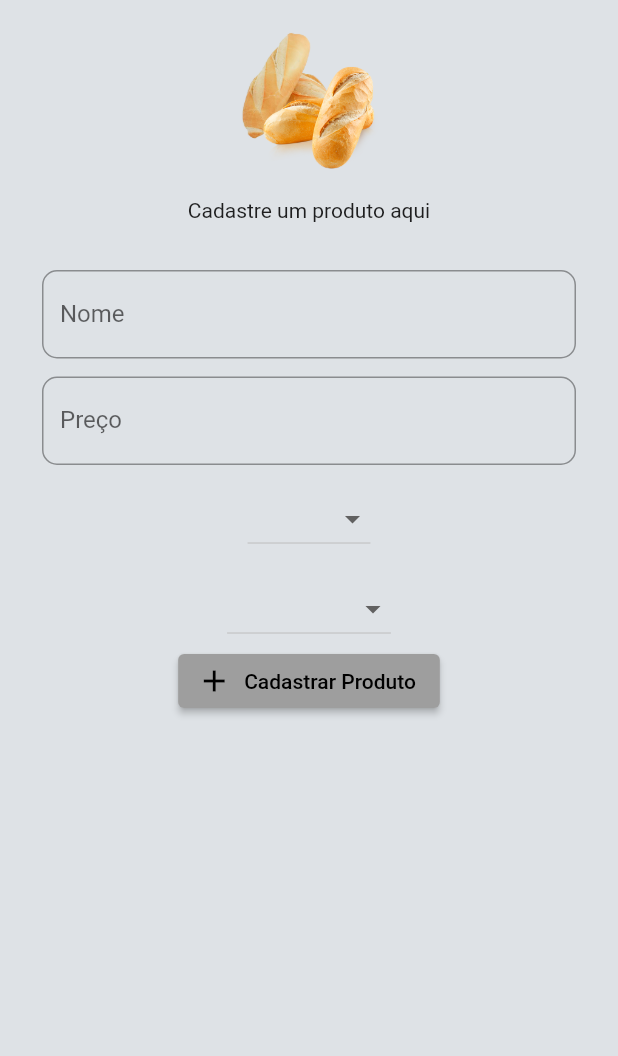
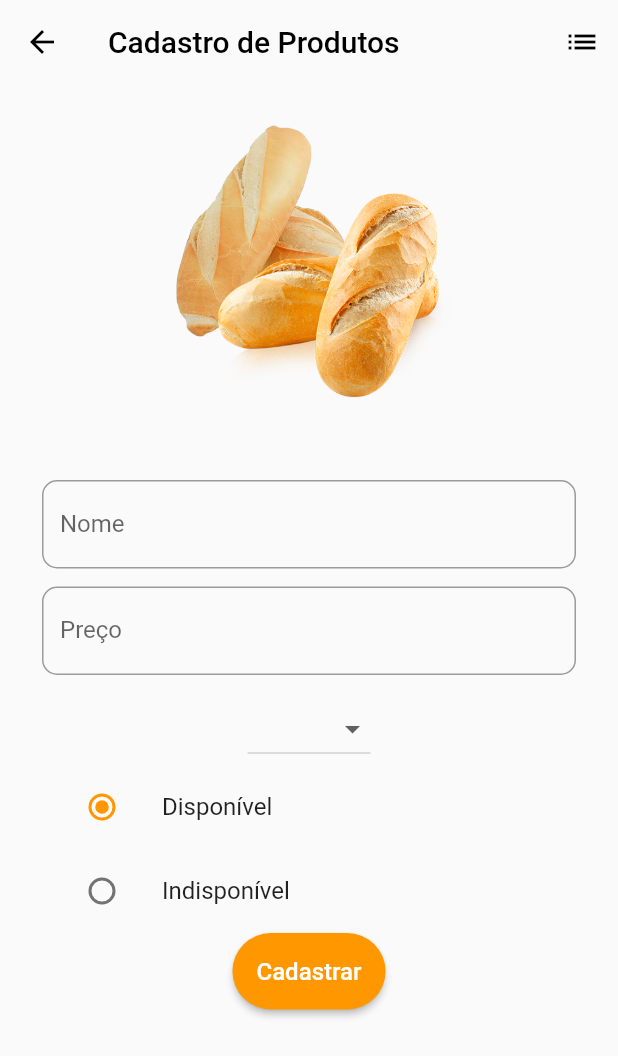
Before and after one commit to Gs1lver/CRUD_Flutter, a Flutter app: the CadastroPage screen opened by its route, on a phone screen of 412 x 824 dp. Shown: the top 1056 px of the screen. Run offline on Flutter 3.47's test engine with Material 2 defaults, Android fonts, the phone set to English and light mode, and no system bars.

Commit message:
design alterado, navbar xoxa e adicionando metodos

```diff
--- a/lib/main.dart
+++ b/lib/main.dart
@@ -17,7 +17,7 @@ class MyApp extends StatelessWidget {
       debugShowCheckedModeBanner: false,
       title: 'Flutter Demo',
       theme: ThemeData(
-        primarySwatch: Colors.grey,
+        primarySwatch: Colors.orange,
       ),
       routes: {
         "/": (context) => const HomePage(),
--- a/lib/model/produto.dart
+++ b/lib/model/produto.dart
@@ -1,22 +1,22 @@
 enum Type{
-  Pao,
-  Doce,
-  Salgado,
-  Bebida,
-  Outro
+  pao,
+  doce,
+  salgado,
+  bebida,
+  outro
 }
 
 class Produto{
   String name;
-  int price;
+  double price;
   bool isAvailable;
   List<Type> types;
 
   String get getName => name;
   set Name(String name) => this.name = name;
 
-  int get getPrice => price;
-  set setprice(int price) => this.price = price;
+  double get getPrice => price;
+  set setprice(double price) => this.price = price;
 
   bool get getIsAvailable => isAvailable;
   set setisAvailable(bool isAvailable) => this.isAvailable = isAvailable;
--- a/lib/pages/cadastro.dart
+++ b/lib/pages/cadastro.dart
@@ -1,3 +1,4 @@
+import 'package:crud_padaria/widgets/radioAvailable.dart';
 import 'package:flutter/material.dart';
 
 class CadastroPage extends StatefulWidget {
@@ -7,19 +8,7 @@ class CadastroPage extends StatefulWidget {
   State<CadastroPage> createState() => _CadastroPageState();
 }
 
-/*List<DropdownMenuItem<String>> get dropdownItems{
-  List<DropdownMenuItem<String>> menuItems = [
-    DropdownMenuItem(child: Text("Pão"),value: "Pao"),
-    DropdownMenuItem(child: Text("Salgado"),value: "Salgado"),
-    DropdownMenuItem(child: Text("Doce"),value: "Doce"),
-    DropdownMenuItem(child: Text("Bebida"),value: "Bebida"),
-    DropdownMenuItem(child: Text("Outro"),value: "Outro"),
-  ];
-  return menuItems;
-}*/
-
 class _CadastroPageState extends State<CadastroPage> {
-
   final TextEditingController _nameController = TextEditingController();
   final TextEditingController _priceController = TextEditingController();
   final GlobalKey<FormState> _formKey = GlobalKey<FormState>();
@@ -32,25 +21,35 @@ class _CadastroPageState extends State<CadastroPage> {
   @override
   Widget build(BuildContext context) {
     return Scaffold(
-      backgroundColor: Color.fromARGB(255, 222, 226, 230),
+      appBar: AppBar(
+          title: const Text("Cadastro de Produtos"),
+          elevation: 0,
+          backgroundColor: Colors.transparent,
+          actions: [
+            IconButton(
+              icon: Icon(Icons.list),
+              onPressed: () {
+                Navigator.pushNamed(context, '/consulta');
+              },
+            )
+          ]),
       body: SingleChildScrollView(
-        child: Center(
         child: Column(
+          mainAxisAlignment: MainAxisAlignment.center,
           children: [
             //imagem
             Padding(
                 padding: const EdgeInsets.all(16.0),
-                child: Image.asset("assets/paes.png", width: 100, height: 100)
-              ),
-              Text("Cadastre um produto aqui"),
+                child: Image.asset("assets/paes.png", width: 200, height: 200)),
+
             //cadastro
             Padding(
               padding: const EdgeInsets.all(16.0),
               child: Form(
                 key: _formKey,
                 child: Padding(
-                    padding: const EdgeInsets.symmetric(
-                        horizontal: 12, vertical: 16),
+                  padding:
+                      const EdgeInsets.symmetric(horizontal: 12, vertical: 16),
                   child: Column(
                     children: [
                       TextFormField(
@@ -98,32 +97,31 @@ class _CadastroPageState extends State<CadastroPage> {
                         height: 12,
                       ),
                       DropdownButton(
-                          items: const[
+                        items: const [
                           DropdownMenuItem(child: Text("Pao"), value: "Pao"),
-                            DropdownMenuItem(child: Text("Salgado"), value: "Salgado"),
+                          DropdownMenuItem(
+                              child: Text("Salgado"), value: "Salgado"),
                           DropdownMenuItem(child: Text("Doce"), value: "Doce"),
-                            DropdownMenuItem(child: Text("Bebida"), value: "Bebida"),
-                            DropdownMenuItem(child: Text("Outro"), value: "Outro"),
+                          DropdownMenuItem(
+                              child: Text("Bebida"), value: "Bebida"),
+                          DropdownMenuItem(
+                              child: Text("Outro"), value: "Outro"),
                         ],
                         onChanged: (value) {
                           print(value);
                         },
                       ),
-                        const SizedBox(
-                          height: 12,
+                      const RadioAvailable(),
+                      ElevatedButton(
+                        child: const Text("Cadastrar",
+                            style: TextStyle(fontSize: 16)),
+                        style: ElevatedButton.styleFrom(
+                          foregroundColor: Colors.white,
+                          padding: EdgeInsets.all(16),
+                          shape: RoundedRectangleBorder(
+                            borderRadius: BorderRadius.circular(32),
                           ),
-                        DropdownButton(
-                          items: const[
-                            DropdownMenuItem(child: Text("Disponível"), value: 0),
-                            DropdownMenuItem(child: Text("Indisponível"), value: 1)
-                          ],
-                          onChanged: (value) {
-                            print(value);
-                          },
                         ),
-                        ElevatedButton.icon(
-                          label: const Text("Cadastrar Produto"),
-                          icon: const Icon(Icons.add),
                         onPressed: () {
                           if (_formKey.currentState!.validate()) {
                             String name = _nameController.text;
@@ -141,7 +139,6 @@ class _CadastroPageState extends State<CadastroPage> {
           ],
         ),
       ),
-      ),
     );
   }
 }
--- /dev/null
+++ b/lib/widgets/radioAvailable.dart
@@ -0,0 +1,49 @@
+import 'package:flutter/material.dart';
+
+class RadioAvailable extends StatefulWidget {
+  const RadioAvailable({super.key});
+
+  @override
+  State<RadioAvailable> createState() => _RadioAvailableState();
+}
+
+List<String> options = [
+  "Disponível",
+  "Indisponível",
+];
+
+class _RadioAvailableState extends State<RadioAvailable> {
+  String currentOption = options[0];
+
+  @override
+  Widget build(BuildContext context) {
+    return Column(
+      children: [
+        ListTile(
+          title: Text(options[0]),
+          leading: Radio(
+            value: options[0],
+            groupValue: currentOption,
+            onChanged: (value) {
+              setState(() {
+                currentOption = value.toString();
+              });
+            },
+          ),
+        ),
+        ListTile(
+          title: Text(options[1]),
+          leading: Radio(
+            value: options[1],
+            groupValue: currentOption,
+            onChanged: (value) {
+              setState(() {
+                currentOption = value.toString();
+              });
+            },
+          ),
+        ),
+      ],
+    );
+  }
+}
--- a/pubspec.yaml
+++ b/pubspec.yaml
@@ -19,7 +19,7 @@ publish_to: 'none' # Remove this line if you wish to publish to pub.dev
 version: 1.0.0+1
 
 environment:
-  sdk: '>=3.2.0-134.0.dev <4.0.0'
+  sdk: '>=3.0.6 <4.0.0'
 
 # Dependencies specify other packages that your package needs in order to work.
 # To automatically upgrade your package dependencies to the latest versions
```
Also changed, not shown: lib/controller/produto_controller.dart (added, +25 -0 lines), lib/pages/alterar.dart (added, +83 -0 lines), lib/pages/consulta.dart (+97 -7 lines), lib/pages/home_page.dart (+32 -30 lines), lib/widgets/radioType.dart (added, +31 -0 lines), pubspec.lock. Lines whose indentation alone changed are shown as unchanged.
